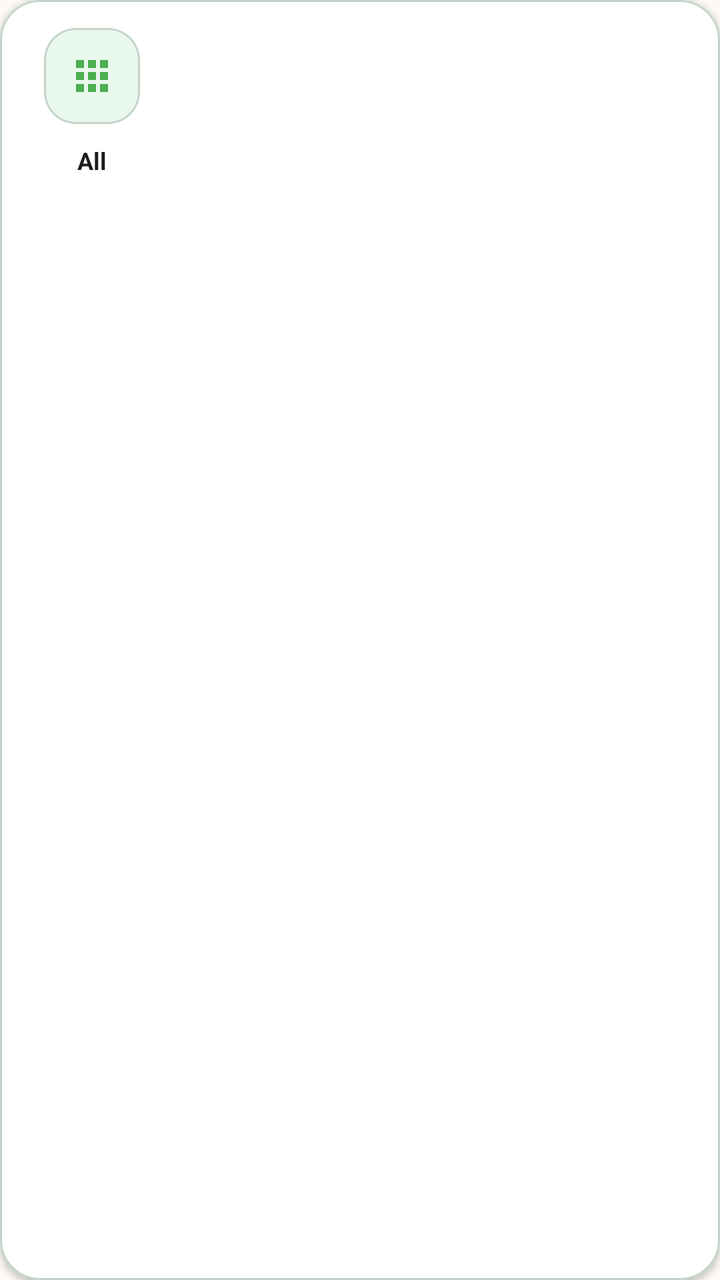
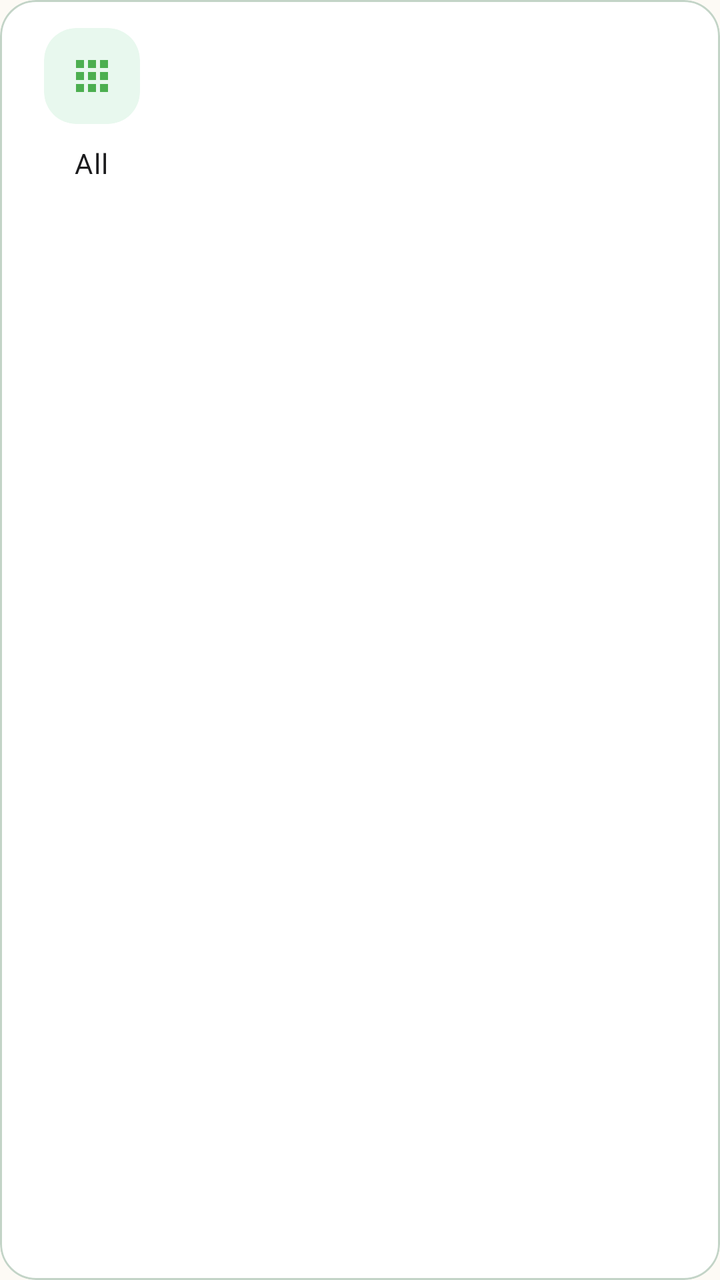

Screens rendered from an Android XML layout before and after an edit, with the pre-edit source and the edit as a unified diff.
<!-- AndroidManifest.xml: application theme Theme.REPLATE -->
<!-- res/layout/item_category.xml -->
<?xml version="1.0" encoding="utf-8"?>
<com.google.android.material.card.MaterialCardView xmlns:android="http://schemas.android.com/apk/res/android"
    xmlns:app="http://schemas.android.com/apk/res-auto"
    android:id="@+id/cardCategory"
    android:layout_width="wrap_content"
    android:layout_height="wrap_content"
    android:layout_margin="6dp"
    app:cardBackgroundColor="@color/surface_white"
    app:cardCornerRadius="20dp"
    app:cardElevation="2dp"
    app:strokeColor="@color/md_theme_outlineVariant"
    app:strokeWidth="1dp">

    <LinearLayout
        android:layout_width="92dp"
        android:layout_height="wrap_content"
        android:gravity="center"
        android:orientation="vertical"
        android:paddingHorizontal="12dp"
        android:paddingVertical="14dp">

        <com.google.android.material.card.MaterialCardView
            android:layout_width="48dp"
            android:layout_height="48dp"
            app:cardBackgroundColor="@color/green_pale"
            app:cardCornerRadius="16dp"
            app:cardElevation="0dp">

            <ImageView
                android:id="@+id/ivCategoryIcon"
                android:layout_width="24dp"
                android:layout_height="24dp"
                android:layout_gravity="center"
                android:src="@drawable/ic_category_all" />
        </com.google.android.material.card.MaterialCardView>

        <TextView
            android:id="@+id/tvCategoryName"
            android:layout_width="wrap_content"
            android:layout_height="wrap_content"
            android:layout_marginTop="10dp"
            android:gravity="center"
            android:maxLines="2"
            android:text="All"
            android:textColor="@color/text_primary"
            android:textSize="12sp"
            android:textStyle="bold" />

    </LinearLayout>

</com.google.android.material.card.MaterialCardView>
<!-- resources referenced by this layout -->
<resources>
  <style name="Theme.REPLATE" parent="Theme.Material3.Light.NoActionBar">
          
          <item name="colorPrimary">@color/md_theme_primary</item>
          <item name="colorOnPrimary">@color/md_theme_onPrimary</item>
          <item name="colorPrimaryContainer">@color/md_theme_primaryContainer</item>
          <item name="colorOnPrimaryContainer">@color/md_theme_onPrimaryContainer</item>
  
          
          <item name="colorSecondary">@color/md_theme_secondary</item>
          <item name="colorOnSecondary">@color/md_theme_onSecondary</item>
          <item name="colorSecondaryContainer">@color/md_theme_secondaryContainer</item>
          <item name="colorOnSecondaryContainer">@color/md_theme_onSecondaryContainer</item>
  
          
          <item name="colorTertiary">@color/md_theme_tertiary</item>
          <item name="colorOnTertiary">@color/md_theme_onTertiary</item>
          <item name="colorTertiaryContainer">@color/md_theme_tertiaryContainer</item>
          <item name="colorOnTertiaryContainer">@color/md_theme_onTertiaryContainer</item>
  
          
          <item name="colorError">@color/md_theme_error</item>
          <item name="colorOnError">@color/md_theme_onError</item>
          <item name="colorErrorContainer">@color/md_theme_errorContainer</item>
          <item name="colorOnErrorContainer">@color/md_theme_onErrorContainer</item>
  
          
          <item name="android:colorBackground">@color/md_theme_background</item>
          <item name="colorOnBackground">@color/md_theme_onBackground</item>
          <item name="colorSurface">@color/md_theme_surface</item>
          <item name="colorOnSurface">@color/md_theme_onSurface</item>
          <item name="colorSurfaceVariant">@color/md_theme_surfaceVariant</item>
          <item name="colorOnSurfaceVariant">@color/md_theme_onSurfaceVariant</item>
  
          
          <item name="colorOutline">@color/md_theme_outline</item>
          <item name="colorOutlineVariant">@color/md_theme_outlineVariant</item>
  
          
          <item name="colorSurfaceInverse">@color/md_theme_inverseSurface</item>
          <item name="colorOnSurfaceInverse">@color/md_theme_inverseOnSurface</item>
          <item name="colorPrimaryInverse">@color/md_theme_inversePrimary</item>
  
          
          <item name="colorSurfaceContainerLowest">@color/md_theme_surfaceContainerLowest</item>
          <item name="colorSurfaceContainerLow">@color/md_theme_surfaceContainerLow</item>
          <item name="colorSurfaceContainer">@color/md_theme_surfaceContainer</item>
          <item name="colorSurfaceContainerHigh">@color/md_theme_surfaceContainerHigh</item>
          <item name="colorSurfaceContainerHighest">@color/md_theme_surfaceContainerHighest</item>
  
          
          <item name="android:statusBarColor">@color/status_bar</item>
          <item name="android:navigationBarColor">@color/md_theme_surface</item>
  
          
          <item name="android:windowBackground">@color/md_theme_background</item>
      </style>
  <!-- unchanged entries left out for length: 37 -->
</resources>

<!-- the commit's change to res/layout/item_category.xml (unified diff, before → after) -->
@@ -6,8 +6,8 @@
     android:layout_height="wrap_content"
     android:layout_margin="6dp"
     app:cardBackgroundColor="@color/surface_white"
-    app:cardCornerRadius="20dp"
-    app:cardElevation="2dp"
+    app:cardCornerRadius="@dimen/radius_lg"
+    app:cardElevation="@dimen/elevation_card"
     app:strokeColor="@color/md_theme_outlineVariant"
     app:strokeWidth="1dp">
 
@@ -42,9 +42,7 @@
             android:gravity="center"
             android:maxLines="2"
             android:text="All"
-            android:textColor="@color/text_primary"
-            android:textSize="12sp"
-            android:textStyle="bold" />
+            android:textAppearance="@style/TextAppearance.REPLATE.Label" />
 
     </LinearLayout>
 
<!-- resource entries referenced after the edit -->
@@ -1,5 +1,12 @@
 <!-- resources referenced by this layout -->
 <resources>
+  <dimen name="elevation_card">3dp</dimen>
+  <dimen name="radius_lg">18dp</dimen>
+  <style name="TextAppearance.REPLATE.Label" parent="TextAppearance.Material3.LabelMedium">
+          <item name="android:fontFamily">sans-serif-medium</item>
+          <item name="android:textSize">@dimen/text_sm</item>
+          <item name="android:textColor">@color/text_primary</item>
+      </style>
   <style name="Theme.REPLATE" parent="Theme.Material3.Light.NoActionBar">
           
           <item name="colorPrimary">@color/md_theme_primary</item>
@@ -55,7 +62,66 @@
   
           
           <item name="android:windowBackground">@color/md_theme_background</item>
+  
+          
+          <item name="android:fontFamily">sans-serif</item>
+          <item name="textAppearanceTitleLarge">@style/TextAppearance.REPLATE.Headline</item>
+          <item name="textAppearanceTitleMedium">@style/TextAppearance.REPLATE.Subheading</item>
+          <item name="textAppearanceBodyMedium">@style/TextAppearance.REPLATE.Body</item>
+          <item name="textAppearanceLabelLarge">@style/TextAppearance.REPLATE.Label</item>
+  
+          
+          <item name="materialCardViewStyle">@style/Widget.REPLATE.Card</item>
+          <item name="materialButtonStyle">@style/Widget.REPLATE.Button.Primary</item>
+          <item name="textInputStyle">@style/Widget.REPLATE.TextInputLayout</item>
       </style>
+  <dimen name="text_sm">14sp</dimen>
+  <style name="TextAppearance.REPLATE.Headline" parent="TextAppearance.Material3.TitleLarge">
+          <item name="android:fontFamily">sans-serif-black</item>
+          <item name="android:textSize">@dimen/text_xl</item>
+          <item name="android:textColor">@color/text_primary</item>
+      </style>
+  <style name="TextAppearance.REPLATE.Subheading" parent="TextAppearance.Material3.TitleMedium">
+          <item name="android:fontFamily">sans-serif-medium</item>
+          <item name="android:textSize">@dimen/text_lg</item>
+          <item name="android:textColor">@color/text_primary</item>
+      </style>
+  <style name="TextAppearance.REPLATE.Body" parent="TextAppearance.Material3.BodyMedium">
+          <item name="android:fontFamily">sans-serif</item>
+          <item name="android:textSize">@dimen/text_sm</item>
+          <item name="android:textColor">@color/text_secondary</item>
+      </style>
+  <style name="Widget.REPLATE.Card" parent="Widget.Material3.CardView.Elevated">
+          <item name="cardCornerRadius">@dimen/radius_md</item>
+          <item name="cardElevation">@dimen/elevation_card</item>
+          <item name="cardBackgroundColor">@color/surface_white</item>
+      </style>
+  <style name="Widget.REPLATE.Button.Primary" parent="Widget.Material3.Button">
+          <item name="android:minHeight">@dimen/button_height</item>
+          <item name="cornerRadius">@dimen/radius_md</item>
+          <item name="android:fontFamily">sans-serif-medium</item>
+          <item name="android:textAllCaps">false</item>
+          <item name="android:textSize">@dimen/text_md</item>
+          <item name="android:textColor">@color/white</item>
+          <item name="backgroundTint">@color/green_primary</item>
+      </style>
+  <style name="Widget.REPLATE.TextInputLayout" parent="Widget.Material3.TextInputLayout.OutlinedBox">
+          <item name="boxCornerRadiusTopStart">@dimen/radius_sm</item>
+          <item name="boxCornerRadiusTopEnd">@dimen/radius_sm</item>
+          <item name="boxCornerRadiusBottomStart">@dimen/radius_sm</item>
+          <item name="boxCornerRadiusBottomEnd">@dimen/radius_sm</item>
+          <item name="boxStrokeColor">@color/green_primary</item>
+          <item name="hintTextColor">@color/text_secondary</item>
+      </style>
+  <dimen name="text_xl">22sp</dimen>
+  <dimen name="text_lg">18sp</dimen>
+  <color name="text_secondary">#6C6C6E</color>
+  <dimen name="radius_md">14dp</dimen>
+  <dimen name="button_height">52dp</dimen>
+  <dimen name="text_md">16sp</dimen>
+  <color name="white">#FFFFFFFF</color>
+  <color name="green_primary">#1A6B3C</color>
+  <dimen name="radius_sm">10dp</dimen>
   <!-- unchanged entries left out for length: 37 -->
 </resources>
 
